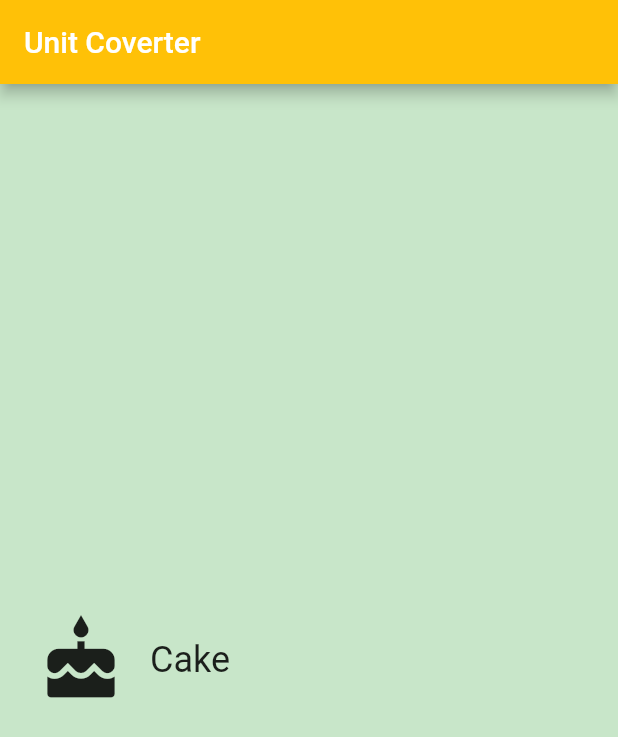
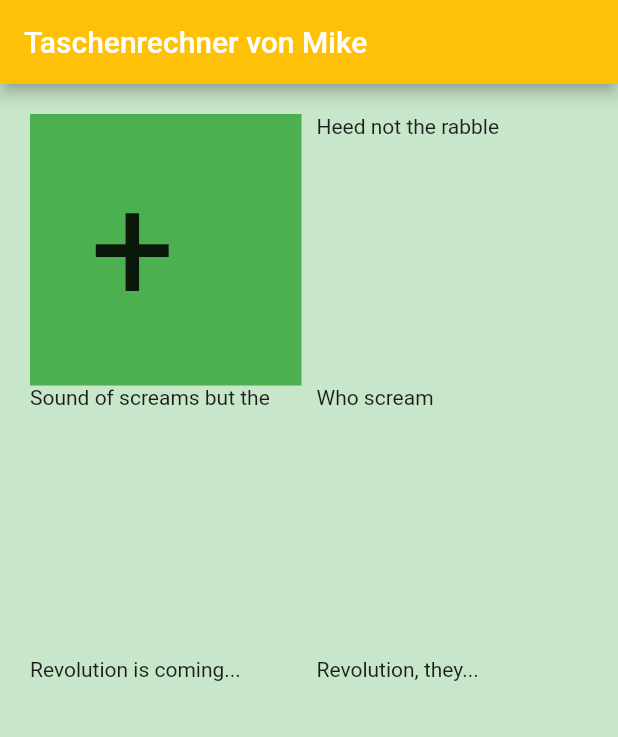
Before and after one commit to mike-la/flutter_calculator, a Flutter app: the screen it shows after launch, on a phone screen of 412 x 824 dp. Shown: the top 737 px of the screen. Run offline on Flutter 3.47's test engine with Material 2 defaults, Android fonts, the phone set to English and light mode, and no system bars.

Commit message:
plusMinusWidget erstellt

```diff
--- a/lib/category.dart
+++ /dev/null
@@ -1,74 +0,0 @@
-// Copyright 2018 The Chromium Authors. All rights reserved.
-// Use of this source code is governed by a BSD-style license that can be
-// found in the LICENSE file.
-
-// To keep your imports tidy, follow the ordering guidelines at
-// https://www.dartlang.org/guides/language/effective-dart/style#ordering
-import 'package:flutter/material.dart';
-
-/// A custom [Category] widget.
-///
-/// The widget is composed on an [Icon] and [Text]. Tapping on the widget shows
-/// a colored [InkWell] animation.
-///
-
-class Category extends StatelessWidget {
-  final String categoryName;
-  final ColorSwatch categoryColor;
-  final IconData categoryIcon;
-
-  /// Creates a [Category].
-  ///
-  /// A [Category] saves the name of the Category (e.g. 'Length'), its color for
-  /// the UI, and the icon that represents it (e.g. a ruler).
-  // While the @required checks for whether a named parameter is passed in,
-  // it doesn't check whether the object passed in is null. We check that
-  // in the assert statement.
-  const Category({
-    Key key,
-    @required this.categoryName,
-    @required this.categoryColor,
-    @required this.categoryIcon,
-  })  : assert(categoryName != null),
-        assert(categoryColor != null),
-        assert(categoryIcon != null),
-        super(key: key);
-
-  Widget build(BuildContext context) {
-    // TODO: Build the custom widget here, referring to the Specs.
-    assert(debugCheckHasMaterial(context));
-
-    return Material(
-        color: Colors.transparent,
-        child: new Padding(
-          padding: const EdgeInsets.all(8.0),
-          child: new Container(
-              height: 100.0,
-              child: new InkWell(
-                borderRadius: BorderRadius.circular(50.0),
-                highlightColor: categoryColor,
-                onTap: () {
-                  print('I was tapped!');
-                },
-                child: new Row(
-                  crossAxisAlignment: CrossAxisAlignment.stretch,
-                  children: <Widget>[
-                    new Padding(
-                      padding: const EdgeInsets.all(16.0),
-                      child: Icon(
-                        categoryIcon,
-                        size: 60.0,
-                      ),
-                    ),
-                    new Center(
-                        child: Text(
-                          categoryName,
-                          style: new TextStyle(fontSize: 24.0),
-                          textAlign: TextAlign.center,
-                        ))
-                  ],
-                ),
-              )),
-        ));
-  }
-}
--- a/lib/main.dart
+++ b/lib/main.dart
@@ -8,12 +8,9 @@ import 'package:flutter/material.dart';
 // You can use a relative import, i.e. `import 'category.dart';` or
 // a package import, as shown below.
 // More details at http://dart-lang.github.io/linter/lints/avoid_relative_lib_imports.html
-import 'category.dart';
+import 'plusMinus.dart';
 
 // TODO: Pass this information into your custom [Category] widget
-const _categoryName = 'Cake';
-const _categoryIcon = Icons.cake;
-const _categoryColor = Colors.green;
 
 /// The function that is called when main.dart is run.
 void main() {
@@ -29,19 +26,25 @@ class UnitConverterApp extends StatelessWidget {
       debugShowCheckedModeBanner: false,
       home: Scaffold(
         appBar: AppBar(
-          title: Text("Unit Coverter"),
+          title: Text("Taschenrechner von Mike"),
           backgroundColor: Colors.amber,
         ),
         backgroundColor: Colors.green[100],
-        body: Center(
-          // TODO: Determine what properties you'll need to pass into the widget
-          child: Category(
-            categoryName: _categoryName,
-            categoryColor: _categoryColor,
-            categoryIcon: _categoryIcon,
-          ),
-        ),
+        body: GridView.count(
+          primary: false,
+          padding: const EdgeInsets.all(20.0),
+          crossAxisSpacing: 10.0,
+          crossAxisCount: 2,
+          children: <Widget>[ //List with different widgets
+            plusMinus(m_categoryName: "+",m_categoryColor: Colors.green,), //plus symbol
+            const Text('Heed not the rabble'),
+            const Text('Sound of screams but the'),
+            const Text('Who scream'),
+            const Text('Revolution is coming...'),
+            const Text('Revolution, they...'),
+          ]),
       ),
     );
   }
+
 }
--- /dev/null
+++ b/lib/plusMinus.dart
@@ -0,0 +1,59 @@
+import 'package:flutter/material.dart';
+import 'package:flutter/widgets.dart';
+
+/// The widget for plus or minus
+///
+
+class plusMinus extends StatelessWidget {
+  final String m_categoryName;
+  final ColorSwatch m_categoryColor;
+  double m_height;
+  double border=10; //border around plus/minus symbol
+
+  // While the @required checks for whether a named parameter is passed in,
+  // it doesn't check whether the object passed in is null. We check that
+  // in the assert statement.
+  plusMinus({
+    Key key,
+    @required this.m_categoryName,
+    @required this.m_categoryColor,
+  })  : assert(m_categoryName != null),
+        assert(m_categoryColor != null),
+        super(key: key);
+
+
+  Widget build(BuildContext context) {
+    assert(debugCheckHasMaterial(context));
+    m_height=100.0;//context.size.height;
+
+    return Material(
+
+        color: m_categoryColor,
+        child: new Padding(
+          padding: const EdgeInsets.all(8.0),
+          child: new Container(
+              height: m_height+border,
+              child: new InkWell(
+                borderRadius: BorderRadius.circular(50.0),
+                highlightColor: m_categoryColor,
+                onTap: () {
+                  print('I was tapped!');
+                },
+                child: new Row(
+                  crossAxisAlignment: CrossAxisAlignment.stretch,
+                  children: <Widget>[
+                    new Padding(
+                      padding: const EdgeInsets.all(16.0),
+                    ),
+                    new Center(
+                        child: Text(
+                          m_categoryName,
+                          style: new TextStyle(fontSize:m_height ),
+                          textAlign: TextAlign.center,
+                        ))
+                  ],
+                ),
+              )),
+        ));
+  }
+}
```
